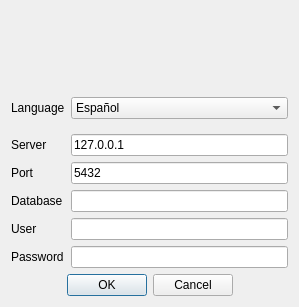
Old version of the form ui/frmAccess.ui in the repository turulomio/xulpymoney.
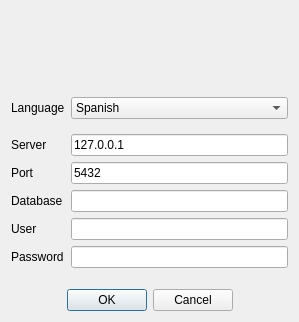
New version of the form. Icons and pictures are not drawn.

Commit message: Improved spanish translation

Diff of the .ui file:
```diff
--- a/ui/frmAccess.ui
+++ b/ui/frmAccess.ui
@@ -10,7 +10,7 @@
     <x>0</x>
     <y>0</y>
     <width>299</width>
-    <height>291</height>
+    <height>322</height>
    </rect>
   </property>
   <property name="sizePolicy">
@@ -189,7 +189,7 @@
          </property>
          <item>
           <property name="text">
-           <string>Español</string>
+           <string>Spanish</string>
           </property>
           <property name="icon">
            <iconset resource="../images/xulpymoney.qrc">
```
The commit also changes 7 other files.
